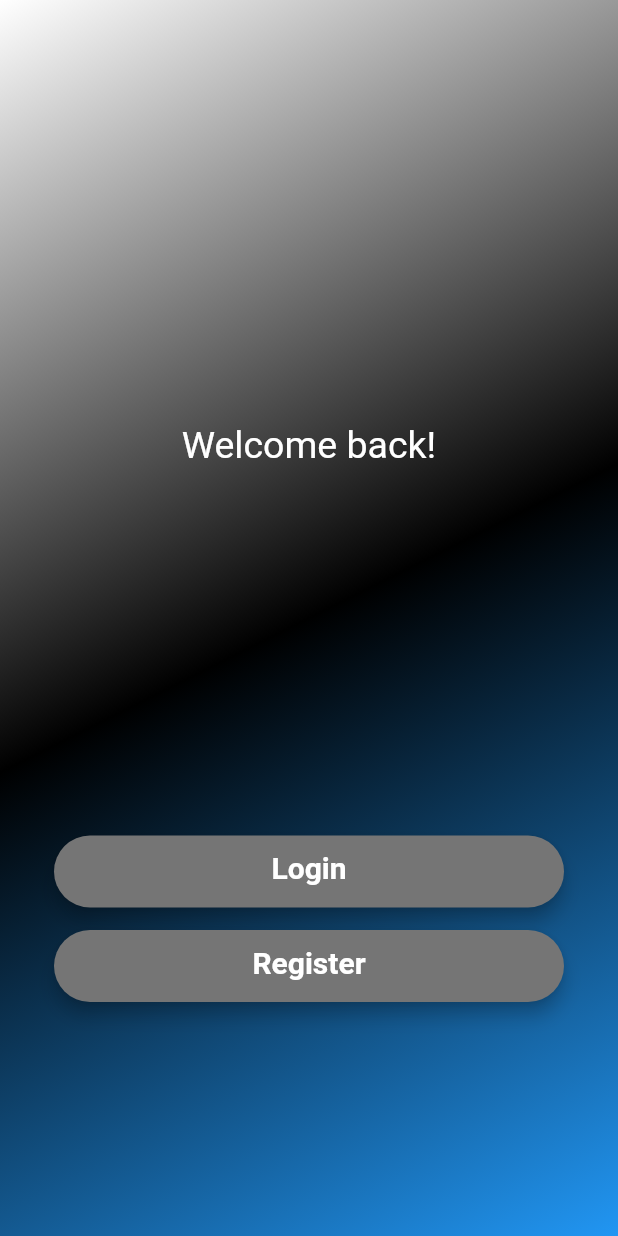
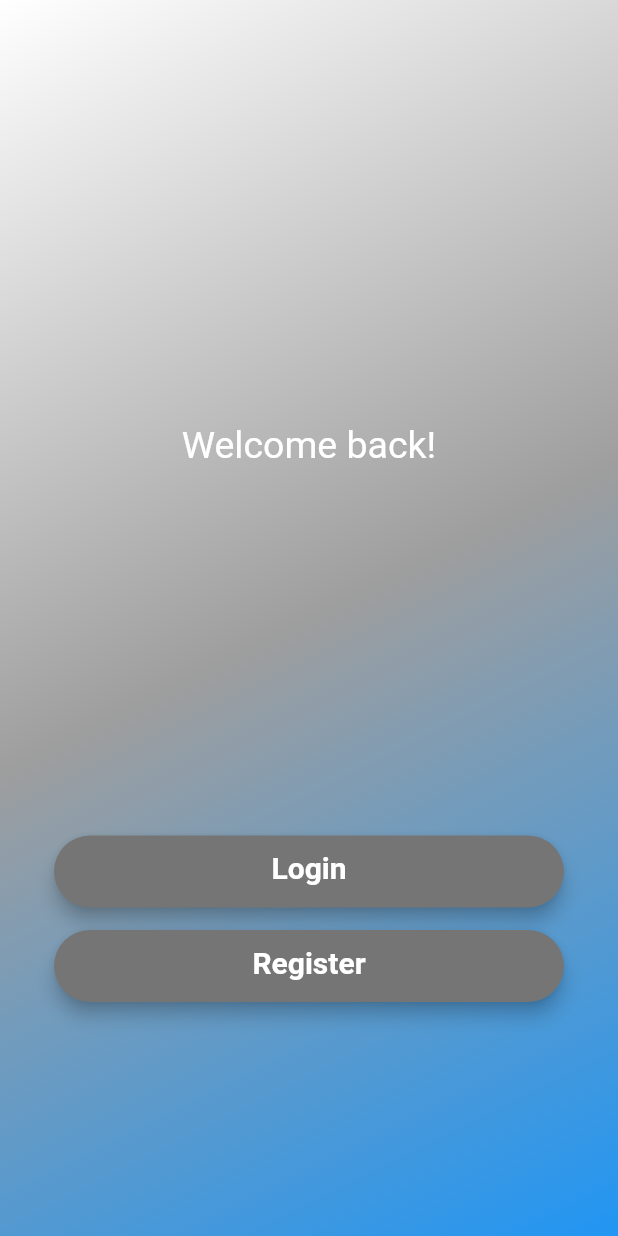
Before and after one commit to Afram94/HiLoGame_Flutter, a Flutter app: the screen it shows after launch, on a phone screen of 412 x 824 dp. Run offline on Flutter 3.47's test engine with Material 2 defaults, Android fonts, the phone set to English and light mode, and no system bars; our stand-ins replace cloud_firestore, firebase_auth, firebase_core, flutter_spinkit, shared_preferences; accounts and stored records are empty.

Commit message:
new change

```diff
--- a/lib/views/opening_screen.dart
+++ b/lib/views/opening_screen.dart
@@ -107,7 +107,7 @@ class _OpeningViewState extends State<OpeningView> {
           gradient: LinearGradient(
               begin: Alignment.topLeft,
               end: Alignment.bottomRight,
-              colors: [Colors.white,Colors.black, Colors.blue])),
+              colors: [Colors.white,Colors.grey, Colors.blue])),
       //____________________________________
       padding: EdgeInsets.all(36),
       child: Column(
```
Also changed, not shown: 1 other file.
